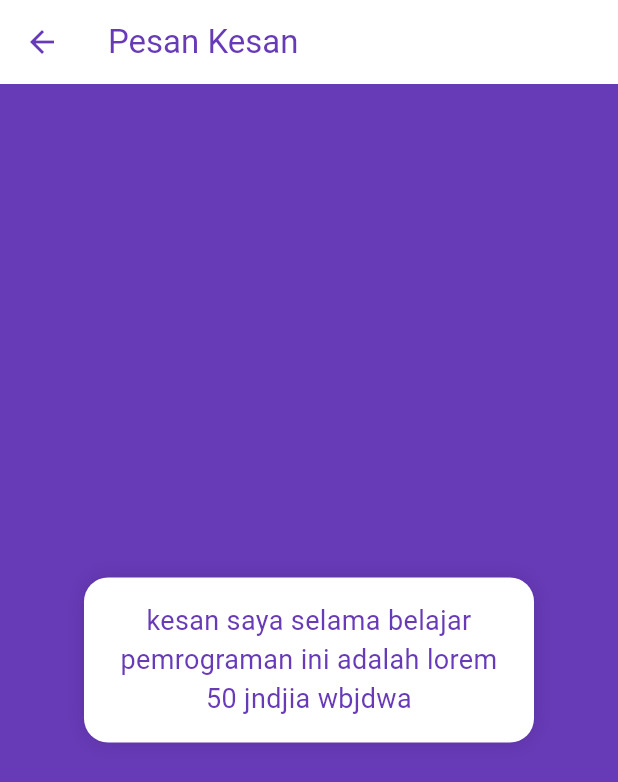
After one commit to herdifariz/proyek-akhir-tpm, a Flutter app: the Sidebar screen opened directly, after a tap on "Pesan Kesan", on a phone screen of 412 x 824 dp. The commit adds this screen. Shown: the top 782 px of the screen. Run offline on Flutter 3.47's test engine with Material 3 defaults, Android fonts, the phone set to English and light mode, and no system bars; our stand-ins replace flutter_local_notifications, hive, hive_flutter, image_picker, shared_preferences; accounts and stored records are empty.

Commit message:
add pesan kesan

```diff
--- /dev/null
+++ b/lib/screens/addon/saran.dart
@@ -0,0 +1,50 @@
+import 'package:flutter/material.dart';
+
+class PesanPage extends StatelessWidget {
+  @override
+  Widget build(BuildContext context) {
+    return Scaffold(
+      appBar: AppBar(
+        leading: IconButton(
+          icon: Icon(Icons.arrow_back, color: Colors.deepPurple),
+          onPressed: () {
+            Navigator.pop(context);
+          },
+        ),
+        title: Text(
+          'Pesan Kesan',
+          style: TextStyle(color: Colors.deepPurple),
+        ),
+        backgroundColor: Colors.white,
+        iconTheme: IconThemeData(
+          color: Colors.deepPurple,
+        ),
+      ),
+      body: Center(
+        child: Container(
+          width: 300,
+          padding: EdgeInsets.all(16.0),
+          decoration: BoxDecoration(
+            color: Colors.white,
+            borderRadius: BorderRadius.circular(16.0),
+            boxShadow: [
+              BoxShadow(
+                color: Colors.black12,
+                blurRadius: 10.0,
+              ),
+            ],
+          ),
+          child: Text(
+            'kesan saya selama belajar pemrograman ini adalah lorem 50 jndjia wbjdwa',
+            textAlign: TextAlign.center,
+            style: TextStyle(
+              color: Colors.deepPurple,
+              fontSize: 18.0,
+            ),
+          ),
+        ),
+      ),
+      backgroundColor: Colors.deepPurple,
+    );
+  }
+}
--- a/lib/screens/sidebar/sidebar.dart
+++ b/lib/screens/sidebar/sidebar.dart
@@ -1,4 +1,5 @@
 import 'package:flutter/material.dart';
+import 'package:proyek/screens/addon/saran.dart';
 import 'package:proyek/screens/login/login_page.dart';
 import 'package:proyek/screens/settings/setting.dart';
 import 'package:proyek/screens/wishlist/wishlist_page.dart';
@@ -47,9 +48,12 @@ class Sidebar extends StatelessWidget {
           ),
           SidebarItem(
             icon: Icons.person_2,
-            text: 'Member',
-            onTap: () {
-              // Handle the tap
+            text: 'Pesan Kesan',
+              onTap: () {
+                Navigator.push(
+                  context,
+                  MaterialPageRoute(builder: (context) => PesanPage()),
+                );
             },
           ),
           SidebarItem(
```
Also changed, not shown: lib/screens/cart/cart_page.dart (indentation only).
